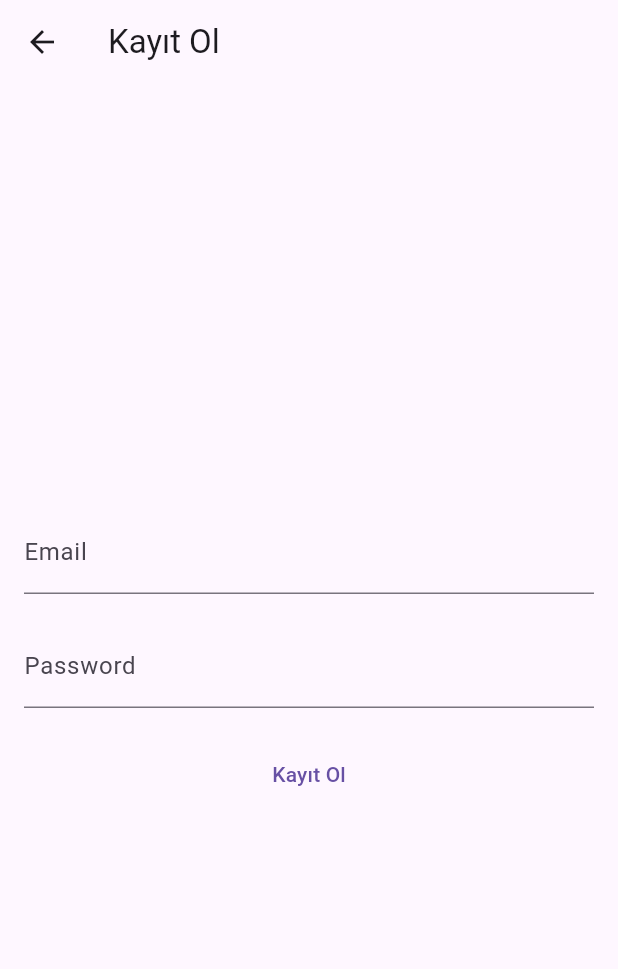
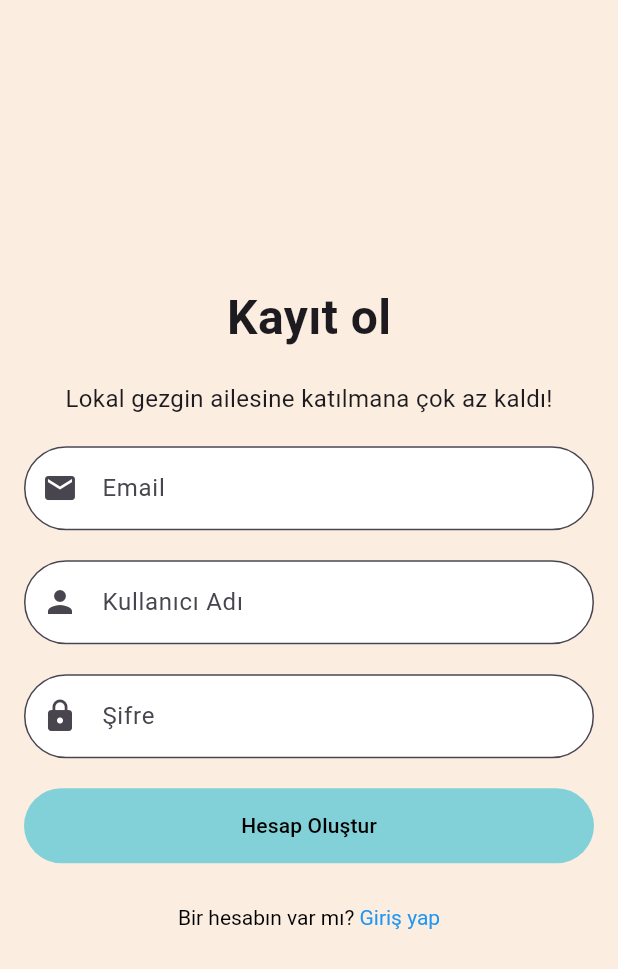
Before and after one commit to progressiveOverload/appjam_1, a Flutter app: the KayitOlScreen screen opened directly, on a phone screen of 412 x 824 dp. Shown: the top 969 px of the screen. Run offline on Flutter 3.47's test engine with Material 3 defaults, Android fonts, the phone set to English and light mode, and no system bars; our stand-ins replace bottom_navy_bar, firebase_auth, firebase_core, firebase_storage, flutter_card_swiper, get and 3 more; accounts and stored records are empty.

Commit message:
Add name field to registration form and update user profile+ design

```diff
--- a/lib/screens/kayit_ol.dart
+++ b/lib/screens/kayit_ol.dart
@@ -12,6 +12,7 @@ class KayitOlScreen extends StatefulWidget {
 
 class KayitOlScreenState extends State<KayitOlScreen> {
   final FirebaseAuth _auth = FirebaseAuth.instance;
+  final TextEditingController _nameController = TextEditingController();
   final TextEditingController _emailController = TextEditingController();
   final TextEditingController _passwordController = TextEditingController();
   bool _isLoading = false;
@@ -22,10 +23,15 @@ class KayitOlScreenState extends State<KayitOlScreen> {
     });
 
     try {
-      await _auth.createUserWithEmailAndPassword(
+      UserCredential userCredential =
+          await _auth.createUserWithEmailAndPassword(
         email: _emailController.text.trim(),
         password: _passwordController.text.trim(),
       );
+
+      // Update the user's profile with the name and surname
+      await userCredential.user!
+          .updateDisplayName("${_nameController.text.trim()} ");
 
       // Show a snackbar
       Get.snackbar(
@@ -55,32 +61,112 @@ class KayitOlScreenState extends State<KayitOlScreen> {
   @override
   Widget build(BuildContext context) {
     return Scaffold(
-      appBar: AppBar(
-        title: const Text('Kayıt Ol'),
-      ),
+      backgroundColor: const Color(0xFFfbeee0),
+      // appBar: AppBar(
+      //   title: const Text('Kayıt Ol'),
+      // ),
       body: Padding(
         padding: const EdgeInsets.all(16.0),
         child: Column(
           mainAxisAlignment: MainAxisAlignment.center,
           children: <Widget>[
+            const Text(
+              'Kayıt ol',
+              style: TextStyle(
+                fontSize: 32.0,
+                fontWeight: FontWeight.bold,
+              ),
+            ),
+            const SizedBox(height: 20.0), // Add some space
+            const Text(
+              'Lokal gezgin ailesine katılmana çok az kaldı!',
+              style: TextStyle(
+                fontSize: 16.0,
+              ),
+            ),
+            const SizedBox(height: 20.0),
+
             TextFormField(
               controller: _emailController,
-              decoration: const InputDecoration(labelText: 'Email'),
+              decoration: InputDecoration(
+                fillColor: Colors.white, // Set the background color to white
+                filled: true, // Enable filling
+                labelText: 'Email',
+                prefixIcon: const Icon(Icons.email),
+                border: OutlineInputBorder(
+                  borderRadius: BorderRadius.circular(30.0),
+                ),
+              ),
               keyboardType: TextInputType.emailAddress,
             ),
             const SizedBox(height: 20.0),
             TextFormField(
+              controller: _nameController,
+              decoration: InputDecoration(
+                fillColor: Colors.white, // Set the background color to white
+                filled: true, // Enable filling
+                labelText: 'Kullanıcı Adı',
+                prefixIcon: const Icon(Icons.person),
+                border: OutlineInputBorder(
+                  borderRadius: BorderRadius.circular(30.0),
+                ),
+              ),
+            ),
+            const SizedBox(height: 20.0),
+            TextFormField(
               controller: _passwordController,
-              decoration: const InputDecoration(labelText: 'Password'),
+              decoration: InputDecoration(
+                fillColor: Colors.white, // Set the background color to white
+                filled: true, // Enable filling
+                labelText: 'Şifre',
+                prefixIcon: const Icon(Icons.lock),
+                border: OutlineInputBorder(
+                  borderRadius: BorderRadius.circular(30.0),
+                ),
+              ),
               obscureText: true,
             ),
             const SizedBox(height: 20.0),
             _isLoading
                 ? const CircularProgressIndicator()
-                : TextButton(
-                    onPressed: _submitForm,
-                    child: const Text('Kayıt Ol'),
+                : Container(
+                    height: 50.0, // Set the height of the button
+                    width: double.infinity, // Set the width of the button
+                    decoration: BoxDecoration(
+                      color: const Color(
+                          0xFF83d1d8), // Set the color of the button
+                      borderRadius: BorderRadius.circular(
+                          30.0), // Make the button circular
+                    ),
+                    child: TextButton(
+                      onPressed: _submitForm,
+                      child: const Text(
+                        'Hesap Oluştur',
+                        style: TextStyle(
+                          color: Colors.black, // Set the color of the text
+                        ),
+                      ),
+                    ),
                   ),
+            const SizedBox(height: 12.0),
+            TextButton(
+              onPressed: () {
+                Get.to(() =>
+                    const GirisScreen()); // Navigate to the GirisScreen when the button is pressed
+              },
+              child: RichText(
+                text: const TextSpan(
+                  style: TextStyle(color: Colors.black),
+                  text: 'Bir hesabın var mı? ',
+                  children: <TextSpan>[
+                    TextSpan(
+                      text: 'Giriş yap',
+                      style: TextStyle(color: Colors.blue),
+                    ),
+                  ],
+                ),
+              ),
+            ),
           ],
         ),
       ),
--- a/lib/screens/main_menu.dart
+++ b/lib/screens/main_menu.dart
@@ -1,6 +1,5 @@
 import 'package:appjam_1/screens/example.dart';
 import 'package:appjam_1/screens/maps.dart';
-import 'package:appjam_1/screens/swipe_page.dart';
 import 'package:bottom_navy_bar/bottom_navy_bar.dart';
 import 'package:flutter/material.dart';
 import 'package:firebase_auth/firebase_auth.dart';
@@ -45,13 +44,13 @@ class MainMenuState extends State<MainMenu> {
                   color: Colors.purple,
                 ),
                 child: Column(
-                  mainAxisAlignment: MainAxisAlignment.center,
+                  mainAxisAlignment: MainAxisAlignment.spaceEvenly,
                   crossAxisAlignment: CrossAxisAlignment.center,
                   children: [
 
-                    const Text(
-                      'Hoşgeldin!',
-                      style: TextStyle(
+                    Text(
+                      'Hoşgeldin ${FirebaseAuth.instance.currentUser!.displayName}!',
+                      style: const TextStyle(
                         color: Colors.white,
                         fontSize: 24,
                       ),
@@ -71,7 +70,7 @@ class MainMenuState extends State<MainMenu> {
                       FirebaseAuth.instance.currentUser?.email ?? '',
                       style: const TextStyle(
                         color: Colors.white,
-                        fontSize: 18,
+                        fontSize: 14,
                       ),
                     ),
                   ],
```
